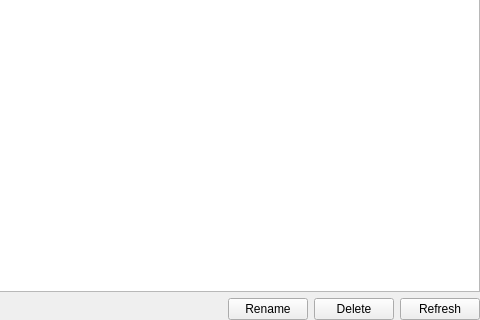
Gleb-Lisovskiy/PrismLauncher, file launcher/ui/pages/modplatform/TemplatePage.ui: the form before one commit; both pictures show x 335 to 815 and y 287 to 607 of the 815 by 607 pixel window.
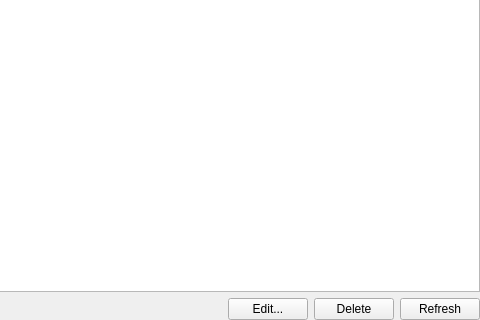
The form after the commit.

```diff
--- a/launcher/ui/pages/modplatform/TemplatePage.ui
+++ b/launcher/ui/pages/modplatform/TemplatePage.ui
@@ -82,7 +82,7 @@
      <item>
       <widget class="QPushButton" name="renameButton">
        <property name="text">
-        <string>Rename</string>
+        <string>Edit...</string>
        </property>
       </widget>
      </item>
```
Left out of the diff: 2 changed lines with no effect on the pictures.
